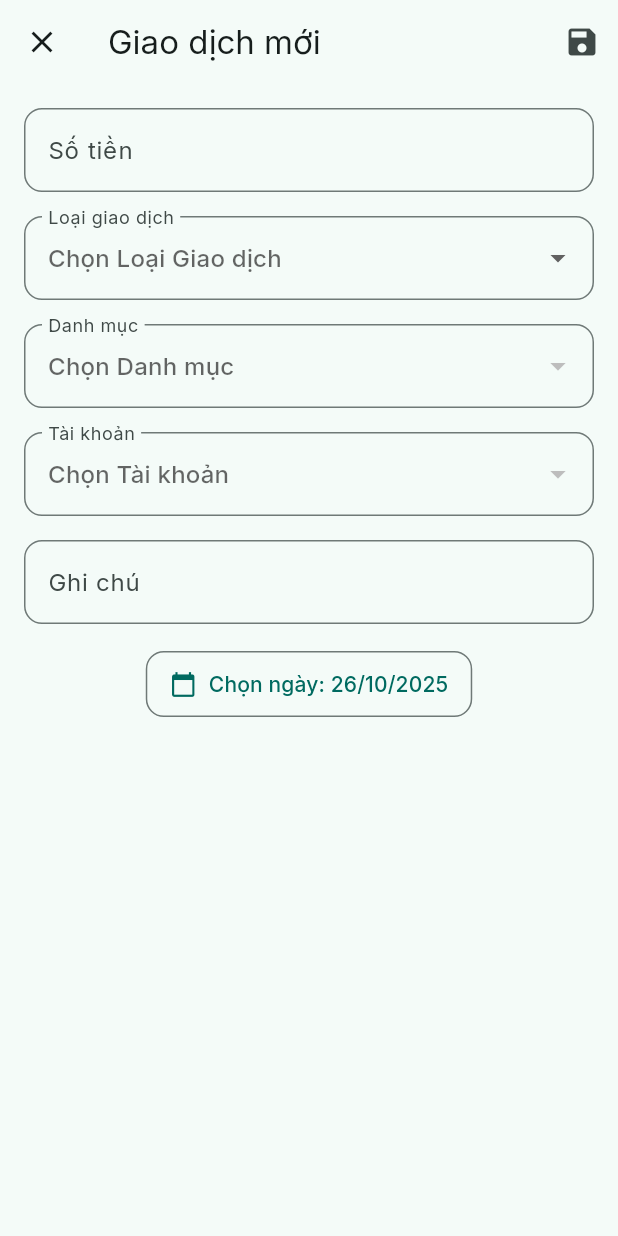
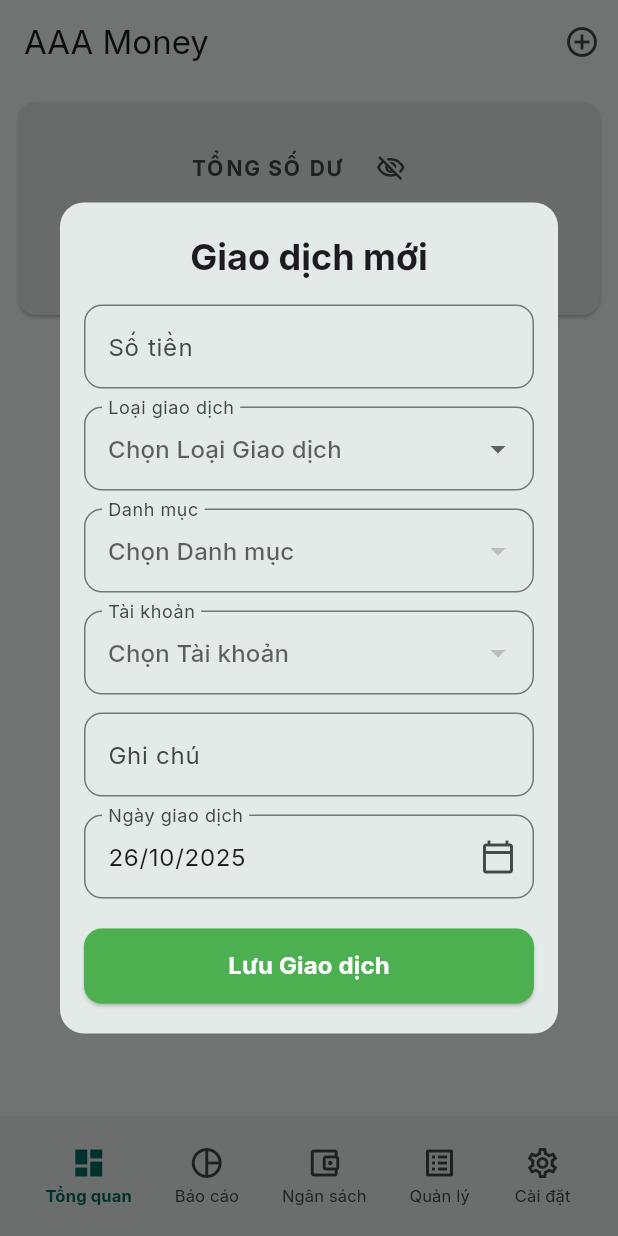
Before and after one commit to Quocc-Anh/MobileApp, a Flutter app: the screen it shows once a user with an empty profile is signed in, after a tap on the "add circle outline" icon, on a phone screen of 412 x 824 dp. Run offline on Flutter 3.47's test engine with Material 3 defaults, Android fonts, the phone set to English and light mode, and no system bars; our stand-ins replace cloud_firestore, firebase_auth, firebase_core, fl_chart, google_fonts; accounts and stored records are empty; network calls fail.

Commit message:
tam thoi hoan thanh

```diff
--- a/lib/screens/add_transaction_screen.dart
+++ b/lib/screens/add_transaction_screen.dart
@@ -1,36 +1,47 @@
 import 'package:flutter/material.dart';
 import 'package:provider/provider.dart';
+import 'package:intl/intl.dart';
+
 import '../../services/auth_service.dart';
 import '../../services/firestore_service.dart';
 import '../../models/category.dart';
 import '../../models/account.dart';
 import '../../models/transaction.dart';
 
-
 class AddTransactionScreen extends StatefulWidget {
   const AddTransactionScreen({super.key});
 
   @override
-  // Đổi tên State cho đúng chuẩn
   _AddTransactionScreenState createState() => _AddTransactionScreenState();
 }
 
-// Đổi tên State cho đúng chuẩn
 class _AddTransactionScreenState extends State<AddTransactionScreen> {
   final _amountController = TextEditingController();
   final _noteController = TextEditingController();
+  final _dateController = TextEditingController();
+
   String? _selectedCategoryId;
   String? _selectedAccountId;
+  String? _transactionType;
+  DateTime _selectedDate = DateTime.now();
 
-  // --- THAY ĐỔI 1: Thay thế `bool _isExpense` ---
-  // Mặc định là 'Chi tiêu'
-  String? _transactionType;
+  @override
+  void initState() {
+    super.initState();
+    _dateController.text = DateFormat.yMd('vi_VN').format(_selectedDate);
+  }
 
-  DateTime _selectedDate = DateTime.now(); // Bỏ final để có thể thay đổi
+  @override
+  void dispose() {
+    _amountController.dispose();
+    _noteController.dispose();
+    _dateController.dispose();
+    super.dispose();
+  }
 
   Future<void> _submitData() async {
     final enteredAmount = double.tryParse(_amountController.text);
-    if (enteredAmount == null || enteredAmount <= 0 || _selectedCategoryId == null || _selectedAccountId == null) {
+    if (enteredAmount == null || enteredAmount <= 0 || _selectedCategoryId == null || _selectedAccountId == null || _transactionType == null) {
       ScaffoldMessenger.of(context).showSnackBar(SnackBar(content: Text('Vui lòng nhập đủ thông tin!')));
       return;
     }
@@ -41,12 +52,10 @@ class _AddTransactionScreenState extends State<AddTransactionScreen> {
 
     if (userId == null) return;
 
-    // --- THAY ĐỔI 2: Cập nhật logic tính toán ---
-    // Nếu là 'expense' (Chi tiêu), biến số tiền thành số âm
     final finalAmount = (_transactionType == 'expense') ? -enteredAmount : enteredAmount;
 
     final newTx = MyTransaction(
-      id: '', // Firestore sẽ tự tạo ID khi .add()
+      id: '',
       categoryId: _selectedCategoryId!,
       accountId: _selectedAccountId!,
       note: _noteController.text,
@@ -57,14 +66,14 @@ class _AddTransactionScreenState extends State<AddTransactionScreen> {
     try {
       await firestoreService.addTransaction(userId, newTx);
       if (!mounted) return;
-      Navigator.of(context).pop(); // Đóng màn hình
+      Navigator.of(context).pop();
     } catch (e) {
       if (!mounted) return;
       ScaffoldMessenger.of(context).showSnackBar(SnackBar(content: Text('Lỗi: $e')));
     }
   }
 
-  Future<void> _selectDate() async {
+  Future<void> _selectDate(BuildContext context) async {
     final DateTime? picked = await showDatePicker(
       context: context,
       initialDate: _selectedDate,
@@ -74,26 +83,37 @@ class _AddTransactionScreenState extends State<AddTransactionScreen> {
     if (picked != null && picked != _selectedDate) {
       setState(() {
         _selectedDate = picked;
+        _dateController.text = DateFormat.yMd('vi_VN').format(_selectedDate);
       });
     }
   }
 
   @override
   Widget build(BuildContext context) {
-    // Lấy ID người dùng và các dịch vụ
     final authService = Provider.of<AuthService>(context, listen: false);
     final firestoreService = Provider.of<FirestoreService>(context, listen: false);
     final userId = authService.currentUserId!;
+    final theme = Theme.of(context);
 
-    return Scaffold(
-      appBar: AppBar(
-        title: Text('Giao dịch mới'),
-        actions: [IconButton(icon: Icon(Icons.save), onPressed: _submitData)],
-      ),
-      body: SingleChildScrollView(
-        padding: EdgeInsets.all(16),
+    // --- BẮT ĐẦU SỬA: Bọc nội dung trong SafeArea và giảm Padding ---
+    return SafeArea( // Đảm bảo nội dung không bị che khuất (ví dụ bởi notch)
+      child: Padding(
+        // Giảm padding tổng thể của sheet
+        padding: const EdgeInsets.symmetric(horizontal: 16, vertical: 20),
         child: Column(
+          mainAxisSize: MainAxisSize.min, // Để Column co lại theo nội dung
           children: [
+            // --- TIÊU ĐỀ SHEET (Tùy chọn) ---
+            Padding(
+              padding: const EdgeInsets.only(bottom: 16.0),
+              child: Text(
+                'Giao dịch mới',
+                style: theme.textTheme.headlineSmall?.copyWith(fontWeight: FontWeight.bold),
+              ),
+            ),
+            // --- KẾT THÚC TIÊU ĐỀ ---
+
+            // Trường nhập liệu
             TextField(
               controller: _amountController,
               decoration: InputDecoration(
@@ -102,11 +122,10 @@ class _AddTransactionScreenState extends State<AddTransactionScreen> {
               ),
               keyboardType: TextInputType.number,
             ),
-            SizedBox(height: 16), // Thêm khoảng cách
+            SizedBox(height: 12), // <-- Giảm khoảng cách
 
-            // --- THAY ĐỔI 3: Thay thế `Row` và `Switch` bằng `DropdownButtonFormField` ---
             DropdownButtonFormField<String>(
-              initialValue: _transactionType,
+              value: _transactionType,
               hint: Text('Chọn Loại Giao dịch'),
               decoration: InputDecoration(
                 labelText: 'Loại giao dịch',
@@ -115,37 +134,24 @@ class _AddTransactionScreenState extends State<AddTransactionScreen> {
                 ),
               ),
               items: [
-                DropdownMenuItem(
-                  value: 'expense',
-                  child: Text('Chi tiêu'),
-                ),
-                DropdownMenuItem(
-                  value: 'income',
-                  child: Text('Thu nhập'),
-                ),
+                DropdownMenuItem(value: 'expense', child: Text('Chi tiêu')),
+                DropdownMenuItem(value: 'income', child: Text('Thu nhập')),
               ],
               onChanged: (val) {
-                if (val != null) {
-                  setState(() {
-                    _transactionType = val;
-                  });
-                }
+                if (val != null) setState(() => _transactionType = val);
               },
+              validator: (value) => value == null ? 'Vui lòng chọn loại' : null,
             ),
-            // --- KẾT THÚC THAY ĐỔI ---
+            SizedBox(height: 12), // <-- Giảm khoảng cách
 
-            SizedBox(height: 16), // Thêm khoảng cách
-
-            // --- Dropdown Danh mục (Cốt lõi 2) ---
             StreamBuilder<List<Category>>(
               stream: firestoreService.getCategoriesStream(userId),
               builder: (context, snapshot) {
-                if (!snapshot.hasData) return CircularProgressIndicator();
+                if (!snapshot.hasData) return SizedBox(height: 60, child: Center(child: CircularProgressIndicator())); // Giữ chỗ
                 return DropdownButtonFormField<String>(
-                  // Bỏ `initialValue` và dùng `value` để widget tự cập nhật
-                  initialValue: _selectedCategoryId,
+                  value: _selectedCategoryId,
                   hint: Text('Chọn Danh mục'),
-                  decoration: InputDecoration( // Thêm style cho nhất quán
+                  decoration: InputDecoration(
                     labelText: 'Danh mục',
                     border: OutlineInputBorder(borderRadius: BorderRadius.circular(12)),
                   ),
@@ -153,22 +159,20 @@ class _AddTransactionScreenState extends State<AddTransactionScreen> {
                     return DropdownMenuItem(value: cat.id, child: Text(cat.name));
                   }).toList(),
                   onChanged: (val) => setState(() => _selectedCategoryId = val),
+                  validator: (value) => value == null ? 'Vui lòng chọn danh mục' : null,
                 );
               },
             ),
+            SizedBox(height: 12), // <-- Giảm khoảng cách
 
-            SizedBox(height: 16), // Thêm khoảng cách
-
-            // --- Dropdown Tài khoản (Quan trọng 1) ---
             StreamBuilder<List<Account>>(
               stream: firestoreService.getAccountsStream(userId),
               builder: (context, snapshot) {
-                if (!snapshot.hasData) return CircularProgressIndicator();
+                if (!snapshot.hasData) return SizedBox(height: 60, child: Center(child: CircularProgressIndicator())); // Giữ chỗ
                 return DropdownButtonFormField<String>(
-                  // Bỏ `initialValue` và dùng `value`
-                  initialValue: _selectedAccountId,
+                  value: _selectedAccountId,
                   hint: Text('Chọn Tài khoản'),
-                  decoration: InputDecoration( // Thêm style cho nhất quán
+                  decoration: InputDecoration(
                     labelText: 'Tài khoản',
                     border: OutlineInputBorder(borderRadius: BorderRadius.circular(12)),
                   ),
@@ -176,11 +180,11 @@ class _AddTransactionScreenState extends State<AddTransactionScreen> {
                     return DropdownMenuItem(value: acc.id, child: Text(acc.name));
                   }).toList(),
                   onChanged: (val) => setState(() => _selectedAccountId = val),
+                  validator: (value) => value == null ? 'Vui lòng chọn tài khoản' : null,
                 );
               },
             ),
-
-            SizedBox(height: 16), // Thêm khoảng cách
+            SizedBox(height: 12), // <-- Giảm khoảng cách
 
             TextField(
               controller: _noteController,
@@ -189,15 +193,36 @@ class _AddTransactionScreenState extends State<AddTransactionScreen> {
                 border: OutlineInputBorder(borderRadius: BorderRadius.circular(12)),
               ),
             ),
-            SizedBox(height: 16),
-            OutlinedButton.icon(
-              onPressed: _selectDate,
-              icon: Icon(Icons.calendar_today),
-              label: Text('Chọn ngày: ${_selectedDate.day}/${_selectedDate.month}/${_selectedDate.year}'),
-              style: OutlinedButton.styleFrom(
-                padding: EdgeInsets.symmetric(horizontal: 16, vertical: 12),
-                shape: RoundedRectangleBorder(
-                  borderRadius: BorderRadius.circular(12),
+            SizedBox(height: 12), // <-- Giảm khoảng cách
+
+            TextField(
+              controller: _dateController,
+              readOnly: true,
+              decoration: InputDecoration(
+                labelText: 'Ngày giao dịch',
+                border: OutlineInputBorder(borderRadius: BorderRadius.circular(12)),
+                suffixIcon: Icon(Icons.calendar_today_outlined),
+              ),
+              onTap: () => _selectDate(context),
+            ),
+            SizedBox(height: 20), // <-- Khoảng cách lớn hơn chút trước nút Lưu
+
+            // --- NÚT LƯU ---
+            SizedBox(
+              width: double.infinity,
+              height: 50,
+              child: ElevatedButton(
+                onPressed: _submitData,
+                style: ElevatedButton.styleFrom(
+                  backgroundColor: Colors.green,
+                  foregroundColor: Colors.white,
+                  shape: RoundedRectangleBorder(
+                    borderRadius: BorderRadius.circular(12),
+                  ),
+                ),
+                child: Text(
+                  'Lưu Giao dịch',
+                  style: TextStyle(fontSize: 16, fontWeight: FontWeight.bold),
                 ),
               ),
             ),
@@ -205,5 +230,6 @@ class _AddTransactionScreenState extends State<AddTransactionScreen> {
         ),
       ),
     );
+    // --- KẾT THÚC SỬA ---
   }
 }
--- a/lib/screens/main/budget_tab.dart
+++ b/lib/screens/main/budget_tab.dart
@@ -133,7 +133,7 @@ class BudgetTab extends StatelessWidget {
                             // Thanh tiến độ
                             LinearProgressIndicator(
                               value: displayProgress, // Giá trị từ 0.0 đến 1.0
-                              backgroundColor: progressColor.withOpacity(0.2),
+                              backgroundColor: progressColor.withAlpha(51),
                               valueColor: AlwaysStoppedAnimation<Color>(progressColor),
                               minHeight: 8, // Độ dày của thanh
                               borderRadius: BorderRadius.circular(4),
@@ -166,7 +166,7 @@ class BudgetTab extends StatelessWidget {
                                     'Còn lại: ${oCcy.format(budget.amountLimit - totalSpentForBudget)}',
                                     style: TextStyle(
                                       fontSize: 13,
-                                      color: theme.colorScheme.onSurfaceVariant.withOpacity(0.8),
+                                      color: theme.colorScheme.onSurfaceVariant.withAlpha(204),
                                     ),
                                   ),
                               ],
--- a/lib/screens/main/dashboard_tab.dart
+++ b/lib/screens/main/dashboard_tab.dart
@@ -158,9 +158,9 @@ class _DashboardTabState extends State<DashboardTab> {
                             ),
                             child: ListTile(
                               leading: CircleAvatar(
-                                backgroundColor: isExpense
-                                    ? colorScheme.errorContainer.withOpacity(0.5)
-                                    : Colors.green[100],
+                backgroundColor: isExpense
+                  ? colorScheme.errorContainer.withAlpha(128)
+                  : Colors.green[100],
                                 child: Icon(
                                   isExpense
                                       ? Icons.arrow_downward
@@ -193,7 +193,7 @@ class _DashboardTabState extends State<DashboardTab> {
                                     '${DateFormat.yMd('vi_VN').format(tx.date)} • $accountName', // Thêm Tên tài khoản
                                     style: TextStyle(
                                       fontSize: 12,
-                                      color: colorScheme.onSurfaceVariant.withOpacity(0.7), // Mờ hơn chút
+                                      color: colorScheme.onSurfaceVariant.withAlpha(179), // Mờ hơn chút
                                     ),
                                   ),
                                 ],
--- a/lib/screens/main/home_tabs_screen.dart
+++ b/lib/screens/main/home_tabs_screen.dart
@@ -37,19 +37,35 @@ class _HomeTabsScreenState extends State<HomeTabsScreen> {
   Widget build(BuildContext context) {
     return Scaffold(
       appBar: AppBar(
-        title: Text('Trang chủ'),
-        // --- THÊM NÚT "+" VÀO ACTIONS ---
+        title: Text('AAA Money'),
         actions: [
           IconButton(
             icon: Icon(Icons.add_circle_outline), // Icon Add
             tooltip: 'Thêm giao dịch mới', // Chú thích khi hover
             onPressed: () {
-              // Logic điều hướng giữ nguyên như FAB cũ
-              Navigator.of(context).push(
-                MaterialPageRoute(
-                  builder: (context) => AddTransactionScreen(),
-                  fullscreenDialog: true,
-                ),
+              // --- SỬA LẠI LOGIC: DÙNG showDialog ---
+              showDialog(
+                context: context,
+                builder: (BuildContext dialogContext) {
+                  // Trả về widget AddTransactionScreen bên trong một Dialog
+                  return Dialog(
+                    // Bo góc dialog
+                    shape: RoundedRectangleBorder(
+                      borderRadius: BorderRadius.circular(16.0),
+                    ),
+                    // --- BẮT ĐẦU SỬA ---
+                    // Bọc AddTransactionScreen trong SingleChildScrollView và Padding
+                    // KHÔNG dùng SizedBox nữa để tránh khoảng trống thừa
+                    child: SingleChildScrollView( // Cho phép cuộn nếu cần
+                      child: Padding(
+                        // Bạn có thể để padding là zero hoặc một giá trị nhỏ
+                        padding: EdgeInsets.zero,
+                        child: AddTransactionScreen(),
+                      ),
+                    ),
+                    // --- KẾT THÚC SỬA ---
+                  );
+                },
               );
             },
           ),
@@ -58,54 +74,45 @@ class _HomeTabsScreenState extends State<HomeTabsScreen> {
       body: Center(
         child: _widgetOptions.elementAt(_selectedIndex),
       ),
-      // --- XÓA FAB VÀ VỊ TRÍ CỦA NÓ ---
-      // floatingActionButton: FloatingActionButton(...)
-      // floatingActionButtonLocation: FloatingActionButtonLocation.centerDocked,
+      // FAB và vị trí đã bị xóa
 
-      // --- BottomAppBar đã được cập nhật ---
+      // BottomAppBar giữ nguyên
       bottomNavigationBar: BottomAppBar(
-        // Bỏ shape và notchMargin
         child: SizedBox(
           height: 60,
           child: Row(
-            mainAxisAlignment: MainAxisAlignment.spaceAround, // Phân bổ đều 5 tab
+            mainAxisAlignment: MainAxisAlignment.spaceAround,
             children: <Widget>[
-              // Tab 0
               _buildBottomNavItem(
                 context,
                 icon: Icons.dashboard_outlined,
                 label: 'Tổng quan',
                 index: 0,
               ),
-              // Tab 1
               _buildBottomNavItem(
                 context,
                 icon: Icons.pie_chart_outline,
                 label: 'Báo cáo',
                 index: 1,
               ),
-              // Tab 2 (Ngân sách)
               _buildBottomNavItem(
                 context,
                 icon: Icons.account_balance_wallet_outlined,
                 label: 'Ngân sách',
                 index: 2,
               ),
-              // Tab 3 (Quản lý)
               _buildBottomNavItem(
                 context,
                 icon: Icons.list_alt_outlined,
                 label: 'Quản lý',
                 index: 3,
               ),
-              // Tab 4 (Cài đặt)
               _buildBottomNavItem(
                 context,
                 icon: Icons.settings_outlined,
                 label: 'Cài đặt',
                 index: 4,
               ),
-              // Đã xóa SizedBox trống
             ],
           ),
         ),
--- a/lib/screens/main/management_tab.dart
+++ b/lib/screens/main/management_tab.dart
@@ -135,7 +135,7 @@ class ManagementTab extends StatelessWidget {
                           .where((cat) => cat.name.toLowerCase() != 'thu nhập')
                           .toList();
                       return DropdownButtonFormField<String>(
-                        value: _selectedCategoryId,
+                        initialValue: _selectedCategoryId,
                         hint: Text('Chọn danh mục chi tiêu'),
                         items: categories.map((cat) {
                           return DropdownMenuItem(value: cat.id, child: Text(cat.name));
--- a/lib/services/firestore_service.dart
+++ b/lib/services/firestore_service.dart
@@ -10,7 +10,9 @@ import '../models/budget.dart';
  * ===================================================================
 */
 class FirestoreService {
-  final FirebaseFirestore _db = FirebaseFirestore.instance;
+  // Lazily resolve the FirebaseFirestore instance to avoid accessing
+  // Firebase before it's initialized (helps in tests).
+  FirebaseFirestore get _db => FirebaseFirestore.instance;
 
   // --- 1. ĐƯỜNG DẪN HELPER ---
 
```
